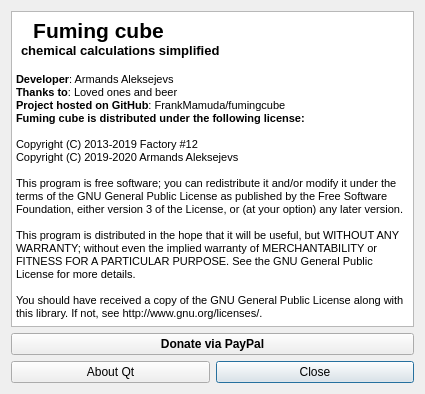
This is about.ui in FrankMamuda/fumingcube as Qt 5 draws it before an edit. The edited form follows.
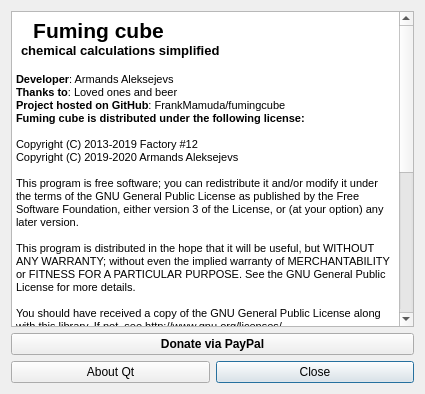
This is the edited form. Icons and pictures are not drawn.

Patch:
```diff
--- a/about.ui
+++ b/about.ui
@@ -59,7 +59,29 @@
 &lt;p style=&quot;-qt-paragraph-type:empty; margin-top:0px; margin-bottom:0px; margin-left:0px; margin-right:0px; -qt-block-indent:0; text-indent:0px; font-family:'MS Shell Dlg 2';&quot;&gt;&lt;br /&gt;&lt;/p&gt;
 &lt;p style=&quot; margin-top:0px; margin-bottom:0px; margin-left:0px; margin-right:0px; -qt-block-indent:0; text-indent:0px;&quot;&gt;&lt;span style=&quot; font-family:'MS Shell Dlg 2';&quot;&gt;This program is distributed in the hope that it will be useful, but WITHOUT ANY WARRANTY; without even the implied warranty of MERCHANTABILITY or FITNESS FOR A PARTICULAR PURPOSE. See the GNU General Public License for more details. &lt;/span&gt;&lt;/p&gt;
 &lt;p style=&quot;-qt-paragraph-type:empty; margin-top:0px; margin-bottom:0px; margin-left:0px; margin-right:0px; -qt-block-indent:0; text-indent:0px; font-family:'MS Shell Dlg 2';&quot;&gt;&lt;br /&gt;&lt;/p&gt;
-&lt;p style=&quot; margin-top:0px; margin-bottom:0px; margin-left:0px; margin-right:0px; -qt-block-indent:0; text-indent:0px;&quot;&gt;&lt;span style=&quot; font-family:'MS Shell Dlg 2';&quot;&gt;You should have received a copy of the GNU General Public License along with this library. If not, see http://www.gnu.org/licenses/.&lt;/span&gt;&lt;/p&gt;&lt;/body&gt;&lt;/html&gt;</string>
+&lt;p style=&quot; margin-top:0px; margin-bottom:0px; margin-left:0px; margin-right:0px; -qt-block-indent:0; text-indent:0px;&quot;&gt;&lt;span style=&quot; font-family:'MS Shell Dlg 2';&quot;&gt;You should have received a copy of the GNU General Public License along with this library. If not, see http://www.gnu.org/licenses/.&lt;/span&gt;&lt;/p&gt;
+&lt;p style=&quot;-qt-paragraph-type:empty; margin-top:0px; margin-bottom:0px; margin-left:0px; margin-right:0px; -qt-block-indent:0; text-indent:0px; font-family:'MS Shell Dlg 2';&quot;&gt;&lt;br /&gt;&lt;/p&gt;
+&lt;p style=&quot; margin-top:0px; margin-bottom:0px; margin-left:0px; margin-right:0px; -qt-block-indent:0; text-indent:0px;&quot;&gt;&lt;span style=&quot; font-family:'MS Shell Dlg 2'; font-weight:600;&quot;&gt;ChemDoodle Web Components 9.1.0&lt;/span&gt;&lt;/p&gt;
+&lt;p style=&quot;-qt-paragraph-type:empty; margin-top:0px; margin-bottom:0px; margin-left:0px; margin-right:0px; -qt-block-indent:0; text-indent:0px; font-family:'MS Shell Dlg 2';&quot;&gt;&lt;br /&gt;&lt;/p&gt;
+&lt;p style=&quot; margin-top:0px; margin-bottom:0px; margin-left:0px; margin-right:0px; -qt-block-indent:0; text-indent:0px;&quot;&gt;&lt;span style=&quot; font-family:'MS Shell Dlg 2';&quot;&gt;https://web.chemdoodle.com&lt;/span&gt;&lt;/p&gt;
+&lt;p style=&quot;-qt-paragraph-type:empty; margin-top:0px; margin-bottom:0px; margin-left:0px; margin-right:0px; -qt-block-indent:0; text-indent:0px; font-family:'MS Shell Dlg 2';&quot;&gt;&lt;br /&gt;&lt;/p&gt;
+&lt;p style=&quot; margin-top:0px; margin-bottom:0px; margin-left:0px; margin-right:0px; -qt-block-indent:0; text-indent:0px;&quot;&gt;&lt;span style=&quot; font-family:'MS Shell Dlg 2';&quot;&gt;Copyright 2009-2020 iChemLabs, LLC.  All rights reserved.&lt;/span&gt;&lt;/p&gt;
+&lt;p style=&quot;-qt-paragraph-type:empty; margin-top:0px; margin-bottom:0px; margin-left:0px; margin-right:0px; -qt-block-indent:0; text-indent:0px; font-family:'MS Shell Dlg 2';&quot;&gt;&lt;br /&gt;&lt;/p&gt;
+&lt;p style=&quot; margin-top:0px; margin-bottom:0px; margin-left:0px; margin-right:0px; -qt-block-indent:0; text-indent:0px;&quot;&gt;&lt;span style=&quot; font-family:'MS Shell Dlg 2';&quot;&gt;The ChemDoodle Web Components library is licensed under version 3&lt;/span&gt;&lt;/p&gt;
+&lt;p style=&quot; margin-top:0px; margin-bottom:0px; margin-left:0px; margin-right:0px; -qt-block-indent:0; text-indent:0px;&quot;&gt;&lt;span style=&quot; font-family:'MS Shell Dlg 2';&quot;&gt;of the GNU GENERAL PUBLIC LICENSE.&lt;/span&gt;&lt;/p&gt;
+&lt;p style=&quot;-qt-paragraph-type:empty; margin-top:0px; margin-bottom:0px; margin-left:0px; margin-right:0px; -qt-block-indent:0; text-indent:0px; font-family:'MS Shell Dlg 2';&quot;&gt;&lt;br /&gt;&lt;/p&gt;
+&lt;p style=&quot; margin-top:0px; margin-bottom:0px; margin-left:0px; margin-right:0px; -qt-block-indent:0; text-indent:0px;&quot;&gt;&lt;span style=&quot; font-family:'MS Shell Dlg 2';&quot;&gt;You may redistribute it and/or modify it under the terms of the&lt;/span&gt;&lt;/p&gt;
+&lt;p style=&quot; margin-top:0px; margin-bottom:0px; margin-left:0px; margin-right:0px; -qt-block-indent:0; text-indent:0px;&quot;&gt;&lt;span style=&quot; font-family:'MS Shell Dlg 2';&quot;&gt;GNU General Public License as published by the Free Software Foundation,&lt;/span&gt;&lt;/p&gt;
+&lt;p style=&quot; margin-top:0px; margin-bottom:0px; margin-left:0px; margin-right:0px; -qt-block-indent:0; text-indent:0px;&quot;&gt;&lt;span style=&quot; font-family:'MS Shell Dlg 2';&quot;&gt;either version 3 of the License, or (at your option) any later version.&lt;/span&gt;&lt;/p&gt;
+&lt;p style=&quot;-qt-paragraph-type:empty; margin-top:0px; margin-bottom:0px; margin-left:0px; margin-right:0px; -qt-block-indent:0; text-indent:0px; font-family:'MS Shell Dlg 2';&quot;&gt;&lt;br /&gt;&lt;/p&gt;
+&lt;p style=&quot; margin-top:0px; margin-bottom:0px; margin-left:0px; margin-right:0px; -qt-block-indent:0; text-indent:0px;&quot;&gt;&lt;span style=&quot; font-family:'MS Shell Dlg 2';&quot;&gt;This program is distributed in the hope that it will be useful,&lt;/span&gt;&lt;/p&gt;
+&lt;p style=&quot; margin-top:0px; margin-bottom:0px; margin-left:0px; margin-right:0px; -qt-block-indent:0; text-indent:0px;&quot;&gt;&lt;span style=&quot; font-family:'MS Shell Dlg 2';&quot;&gt;but WITHOUT ANY WARRANTY; without even the implied warranty of&lt;/span&gt;&lt;/p&gt;
+&lt;p style=&quot; margin-top:0px; margin-bottom:0px; margin-left:0px; margin-right:0px; -qt-block-indent:0; text-indent:0px;&quot;&gt;&lt;span style=&quot; font-family:'MS Shell Dlg 2';&quot;&gt;MERCHANTABILITY or FITNESS FOR A PARTICULAR PURPOSE.  See the&lt;/span&gt;&lt;/p&gt;
+&lt;p style=&quot; margin-top:0px; margin-bottom:0px; margin-left:0px; margin-right:0px; -qt-block-indent:0; text-indent:0px;&quot;&gt;&lt;span style=&quot; font-family:'MS Shell Dlg 2';&quot;&gt;GNU General Public License for more details.&lt;/span&gt;&lt;/p&gt;
+&lt;p style=&quot;-qt-paragraph-type:empty; margin-top:0px; margin-bottom:0px; margin-left:0px; margin-right:0px; -qt-block-indent:0; text-indent:0px; font-family:'MS Shell Dlg 2';&quot;&gt;&lt;br /&gt;&lt;/p&gt;
+&lt;p style=&quot; margin-top:0px; margin-bottom:0px; margin-left:0px; margin-right:0px; -qt-block-indent:0; text-indent:0px;&quot;&gt;&lt;span style=&quot; font-family:'MS Shell Dlg 2';&quot;&gt;You should have received a copy of the GNU General Public License&lt;/span&gt;&lt;/p&gt;
+&lt;p style=&quot; margin-top:0px; margin-bottom:0px; margin-left:0px; margin-right:0px; -qt-block-indent:0; text-indent:0px;&quot;&gt;&lt;span style=&quot; font-family:'MS Shell Dlg 2';&quot;&gt;along with this program.  If not, see &amp;lt;http://www.gnu.org/licenses/&amp;gt;.&lt;/span&gt;&lt;/p&gt;
+&lt;p style=&quot;-qt-paragraph-type:empty; margin-top:0px; margin-bottom:0px; margin-left:0px; margin-right:0px; -qt-block-indent:0; text-indent:0px; font-family:'MS Shell Dlg 2';&quot;&gt;&lt;br /&gt;&lt;/p&gt;&lt;/body&gt;&lt;/html&gt;</string>
      </property>
     </widget>
    </item>
```
Left out of the diff: 3 changed lines with no effect on the pictures.
